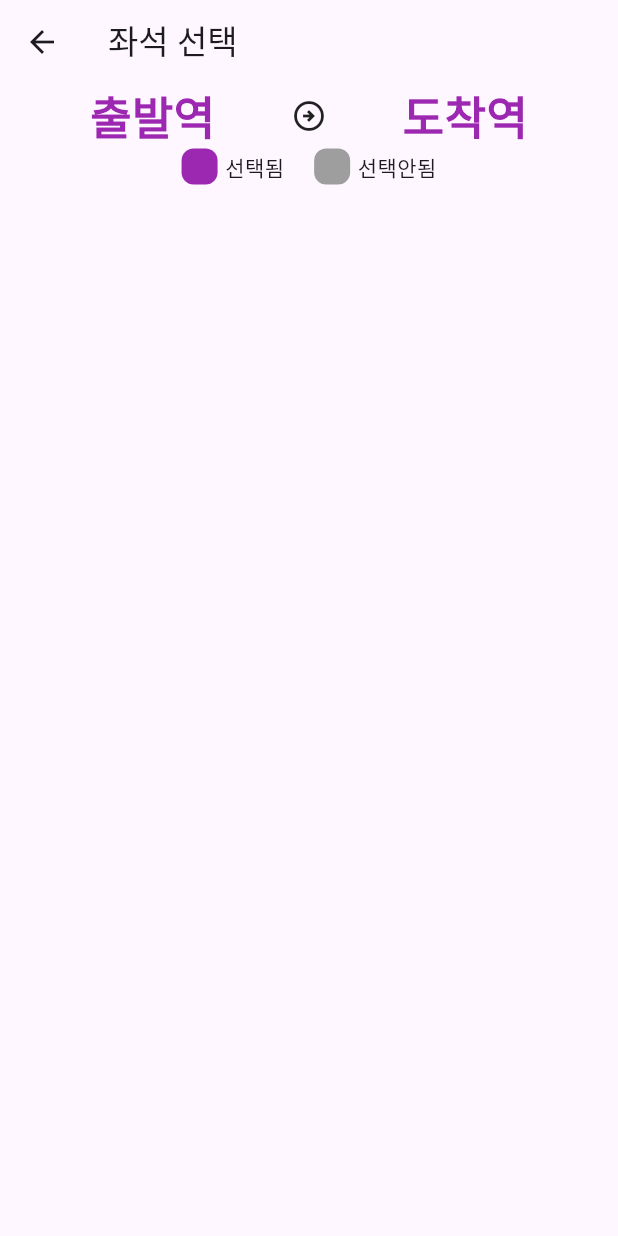
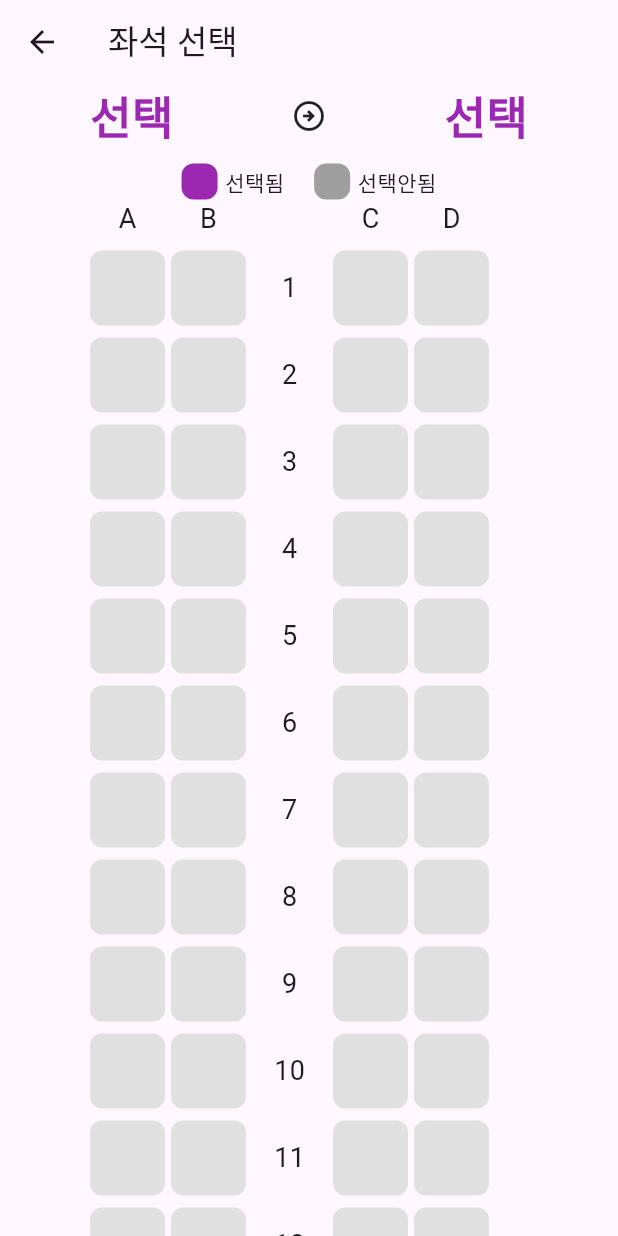
Before and after one commit to duddms72003/flutter_train_app, a Flutter app: the screen it shows after launch, after a tap on "좌석 선택", on a phone screen of 412 x 824 dp. Run offline on Flutter 3.47's test engine with Material 3 defaults, Android fonts, the phone set to English and light mode, and no system bars.

Commit message:
add allSeats, columLine, seat, seatNum

```diff
--- a/lib/pages/home/home_page.dart
+++ b/lib/pages/home/home_page.dart
@@ -58,7 +58,10 @@ class _HomePageState extends State<HomePage> {
                       context,
                       MaterialPageRoute(
                         builder: (context) {
-                          return SeatPage();
+                          return SeatPage(
+                            departureStation: departureStation,
+                            arrivalStation: arrivalStation,
+                          );
                         },
                       ),
                     );
--- a/lib/pages/widgets/seat_page.dart
+++ b/lib/pages/widgets/seat_page.dart
@@ -1,6 +1,14 @@
 import 'package:flutter/material.dart';
 
 class SeatPage extends StatelessWidget {
+  final String departureStation;
+  final String arrivalStation;
+
+  SeatPage({
+    required this.departureStation,
+    required this.arrivalStation,
+  });
+
   @override
   Widget build(BuildContext context) {
     return Scaffold(
@@ -11,11 +19,32 @@ class SeatPage extends StatelessWidget {
         padding: const EdgeInsets.symmetric(horizontal: 60),
         child: Column(
           children: [
+            _stationLabel(departureStation, arrivalStation),
+            SizedBox(height: 10),
             Row(
               mainAxisAlignment: MainAxisAlignment.center,
               children: [
+                _choiceLabel(Colors.purple, '선택됨'),
+                SizedBox(width: 20),
+                _choiceLabel(Colors.grey, '선택안됨'),
+              ],
+            ),
+            Expanded(
+              child: allSeats(),
+            ),
+          ],
+        ),
+      ),
+    );
+  }
+}
+
+Row _stationLabel(String departureStation, String arrivalStation) {
+  return Row(
+    mainAxisAlignment: MainAxisAlignment.center,
+    children: [
       Text(
-                  '출발역',
+        departureStation,
         style: TextStyle(
           fontWeight: FontWeight.bold,
           fontSize: 30,
@@ -26,7 +55,7 @@ class SeatPage extends StatelessWidget {
       Icon(Icons.arrow_circle_right_outlined),
       Spacer(),
       Text(
-                  '도착역',
+        arrivalStation,
         style: TextStyle(
           fontWeight: FontWeight.bold,
           fontSize: 30,
@@ -34,23 +63,10 @@ class SeatPage extends StatelessWidget {
         ),
       ),
     ],
-            ),
-            Row(
-              mainAxisAlignment: MainAxisAlignment.center,
-              children: [
-                _textChoosen(Colors.purple, '선택됨'),
-                SizedBox(width: 20),
-                _textChoosen(Colors.grey, '선택안됨'),
-              ],
-            ),
-          ],
-        ),
-      ),
   );
 }
-}
 
-Widget _textChoosen(Color color, String label) {
+Widget _choiceLabel(Color color, String label) {
   return Row(
     children: [
       Container(
@@ -66,3 +82,101 @@ Widget _textChoosen(Color color, String label) {
     ],
   );
 }
+
+Widget allSeats() {
+  return SingleChildScrollView(
+    child: Row(
+      children: [
+        columLine('A'),
+        SizedBox(width: 4),
+        columLine('B'),
+        SizedBox(width: 4),
+        seatNum(),
+        SizedBox(width: 4),
+        columLine('C'),
+        SizedBox(width: 4),
+        columLine('D'),
+      ],
+    ),
+  );
+}
+
+Widget columLine(String label) {
+  return Container(
+    child: Column(
+      children: [
+        Text(
+          label,
+          style: TextStyle(fontSize: 18),
+        ),
+        seat(),
+        seat(),
+        seat(),
+        seat(),
+        seat(),
+        seat(),
+        seat(),
+        seat(),
+        seat(),
+        seat(),
+        seat(),
+        seat(),
+        seat(),
+        seat(),
+        seat(),
+        seat(),
+        seat(),
+        seat(),
+        seat(),
+        seat(),
+      ],
+    ),
+  );
+}
+
+Widget seat() {
+  return Padding(
+    padding: const EdgeInsets.only(top: 8),
+    child: Container(
+      width: 50,
+      height: 50,
+      child: Container(
+        decoration: BoxDecoration(
+          color: Colors.grey[300]!,
+          borderRadius: BorderRadius.circular(8),
+        ),
+      ),
+    ),
+  );
+}
+
+Widget seatNum() {
+  return Container(
+    child: Column(
+      children: [
+        Text(
+          '', // 빈 텍스트로 공간 확보
+          style: TextStyle(fontSize: 18),
+        ),
+        ...List.generate(
+          20,
+          (index) => Padding(
+            padding: const EdgeInsets.only(top: 8),
+            child: Container(
+              width: 50,
+              height: 50,
+              child: Center(
+                child: Text(
+                  '${index + 1}',
+                  style: TextStyle(
+                    fontSize: 18,
+                  ),
+                ),
+              ),
+            ),
+          ),
+        ),
+      ],
+    ),
+  );
+}
```
Lines whose indentation alone changed are shown as unchanged.
